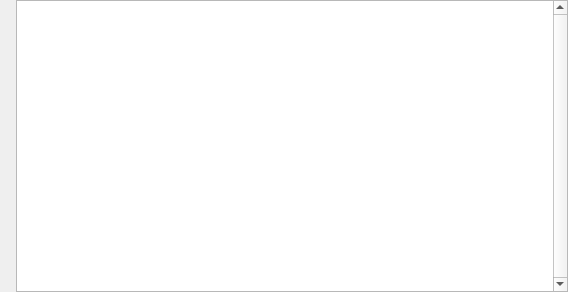
This is src/gui/tabcontainer.ui in edulix/confclerk as Qt 5 draws it before an edit. The edited form follows.
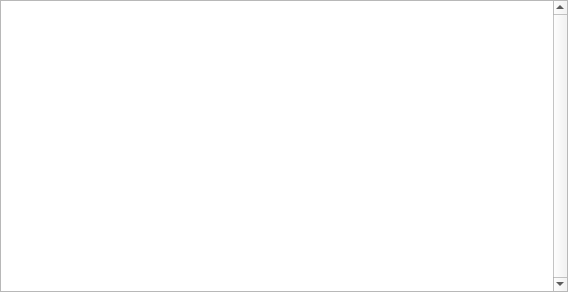
This is the edited form. Custom widgets are drawn as their Qt base class.

Commit message:
Removed the "Now" tab. Removed the day navigator inside tabs. Added a search button in the button bar.
Right now, at least the following does not work:
* update of favorites
* conflict editor
* setting favorite in the event dialog

```diff
--- a/src/gui/tabcontainer.ui
+++ b/src/gui/tabcontainer.ui
@@ -23,7 +23,7 @@
    <property name="margin">
     <number>0</number>
    </property>
-   <item row="0" column="2">
+   <item row="0" column="1">
     <layout class="QVBoxLayout" name="verticalLayout">
      <item>
       <widget class="TreeView" name="treeView">
@@ -40,35 +40,9 @@
      </item>
     </layout>
    </item>
-   <item row="0" column="1">
-    <layout class="QVBoxLayout" name="verticalLayout_2">
-     <item>
-      <widget class="DayNavigatorWidget" name="dayNavigator" native="true">
-       <property name="sizePolicy">
-        <sizepolicy hsizetype="Minimum" vsizetype="Expanding">
-         <horstretch>0</horstretch>
-         <verstretch>0</verstretch>
-        </sizepolicy>
-       </property>
-       <property name="minimumSize">
-        <size>
-         <width>10</width>
-         <height>10</height>
-        </size>
-       </property>
-      </widget>
-     </item>
-    </layout>
-   </item>
   </layout>
  </widget>
  <customwidgets>
-  <customwidget>
-   <class>DayNavigatorWidget</class>
-   <extends>QWidget</extends>
-   <header>daynavigatorwidget.h</header>
-   <container>1</container>
-  </customwidget>
   <customwidget>
    <class>TreeView</class>
    <extends>QTreeView</extends>
```
Left out of the diff: 4 changed lines with no effect on the pictures. The commit also changes 12 other files.
